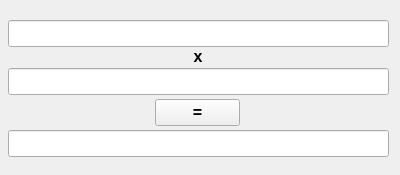
Above: UIFiles/MainForm.ui from clouds-catcher/ArrayMult before the change. Below: the same form after it.
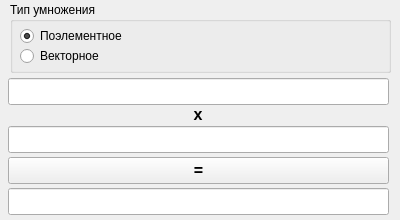
That is the form after the change.

Commit message: Added GUI features for choosing multiplication type

Diff of the .ui file:
```diff
--- a/UIFiles/MainForm.ui
+++ b/UIFiles/MainForm.ui
@@ -7,7 +7,7 @@
     <x>0</x>
     <y>0</y>
     <width>400</width>
-    <height>175</height>
+    <height>220</height>
    </rect>
   </property>
   <property name="windowTitle">
@@ -17,7 +17,7 @@
    <property name="geometry">
     <rect>
      <x>8</x>
-     <y>20</y>
+     <y>78</y>
      <width>381</width>
      <height>27</height>
     </rect>
@@ -27,7 +27,7 @@
    <property name="geometry">
     <rect>
      <x>8</x>
-     <y>68</y>
+     <y>126</y>
      <width>381</width>
      <height>27</height>
     </rect>
@@ -37,7 +37,7 @@
    <property name="geometry">
     <rect>
      <x>8</x>
-     <y>130</y>
+     <y>188</y>
      <width>381</width>
      <height>27</height>
     </rect>
@@ -47,7 +47,7 @@
    <property name="geometry">
     <rect>
      <x>171</x>
-     <y>48</y>
+     <y>106</y>
      <width>54</width>
      <height>17</height>
     </rect>
@@ -69,9 +69,9 @@
   <widget class="QPushButton" name="solve_button">
    <property name="geometry">
     <rect>
-     <x>155</x>
-     <y>99</y>
-     <width>85</width>
+     <x>8</x>
+     <y>157</y>
+     <width>381</width>
      <height>27</height>
     </rect>
    </property>
@@ -86,6 +86,60 @@
     <string>=</string>
    </property>
   </widget>
+  <widget class="QGroupBox" name="groupBox">
+   <property name="geometry">
+    <rect>
+     <x>10</x>
+     <y>2</y>
+     <width>381</width>
+     <height>71</height>
+    </rect>
+   </property>
+   <property name="title">
+    <string>Тип умножения</string>
+   </property>
+   <property name="flat">
+    <bool>true</bool>
+   </property>
+   <property name="checkable">
+    <bool>false</bool>
+   </property>
+   <widget class="QRadioButton" name="radio_elementwise">
+    <property name="geometry">
+     <rect>
+      <x>10</x>
+      <y>23</y>
+      <width>131</width>
+      <height>22</height>
+     </rect>
+    </property>
+    <property name="text">
+     <string>Поэлементное</string>
+    </property>
+    <property name="checked">
+     <bool>true</bool>
+    </property>
+   </widget>
+   <widget class="QRadioButton" name="radio_vector">
+    <property name="geometry">
+     <rect>
+      <x>10</x>
+      <y>43</y>
+      <width>131</width>
+      <height>22</height>
+     </rect>
+    </property>
+    <property name="text">
+     <string>Векторное</string>
+    </property>
+    <property name="checked">
+     <bool>false</bool>
+    </property>
+   </widget>
+   <zorder>input1_line</zorder>
+   <zorder>radio_elementwise</zorder>
+   <zorder>radio_vector</zorder>
+  </widget>
  </widget>
  <resources/>
  <connections/>
```
The commit also changes 1 other file.
